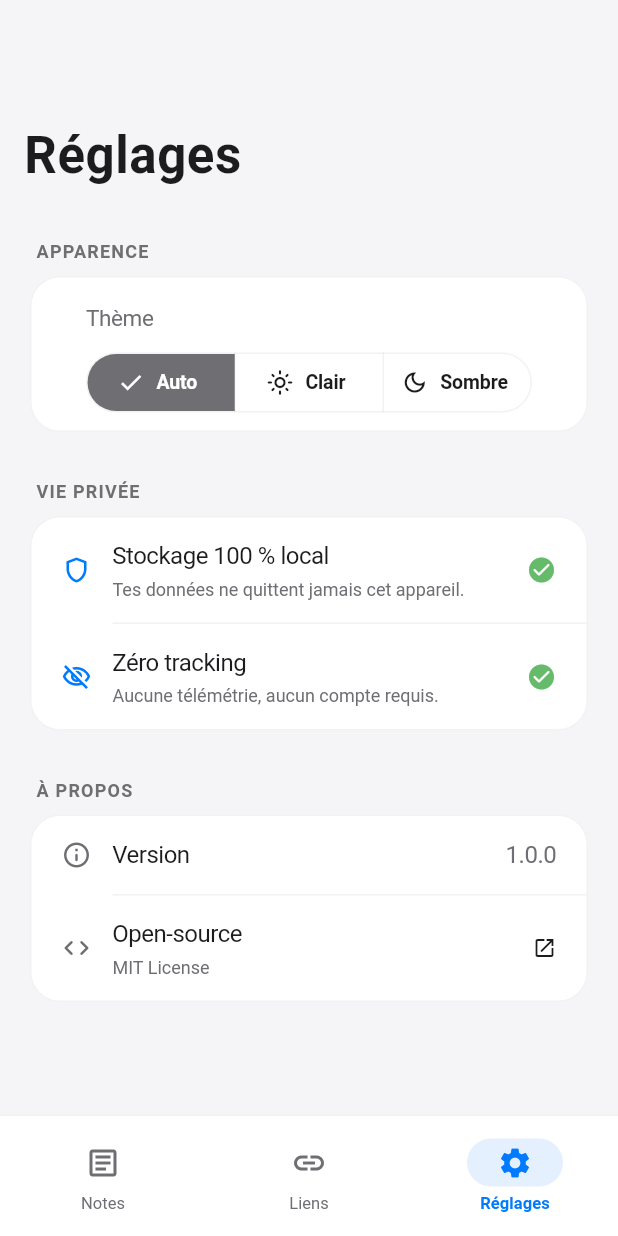
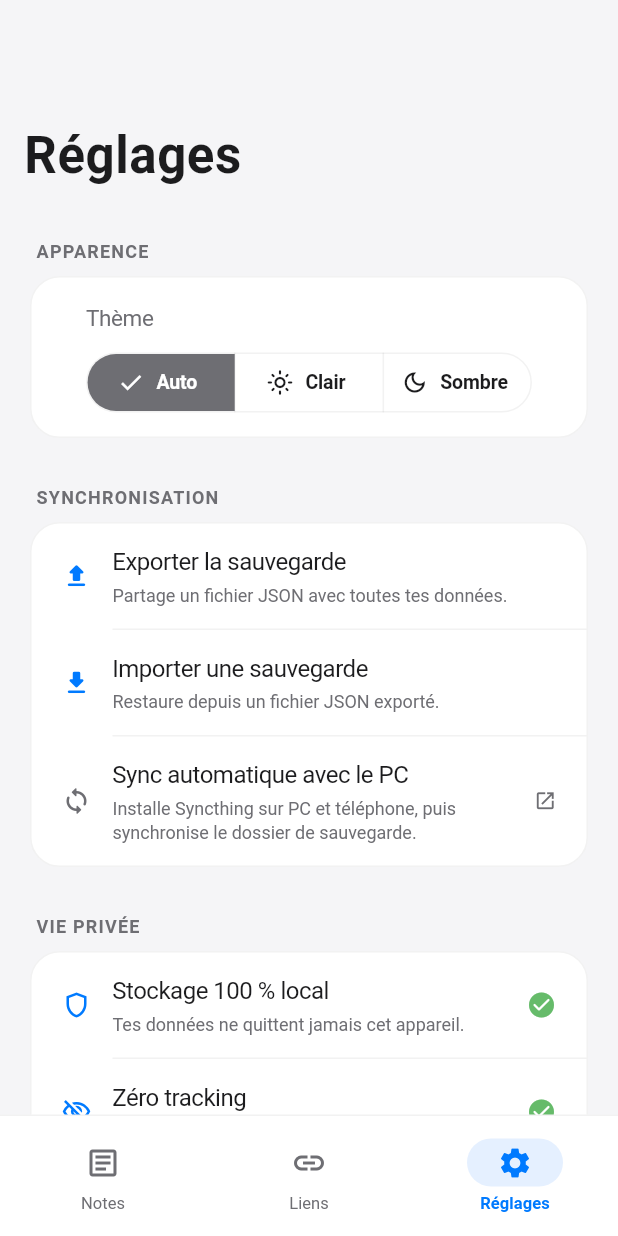
Before and after one commit to fmrv-code/fmrv-code.github.io, a Flutter app: the screen it shows after launch, item 3 of the bottom bar chosen, on a phone screen of 412 x 824 dp. Run offline on Flutter 3.47's test engine with Material 3 defaults, Android fonts, the phone set to English and light mode, and no system bars; our stand-ins replace drift, file_picker, flutter_riverpod, go_router, share_plus, shared_preferences; accounts and stored records are empty; generated files the repository leaves out were written again.

Commit message:
feat(capsule): add markdown toolbar, JSON backup export/import, and PC sync via Syncthing
- New MarkdownToolbar widget: bold, italic, strikethrough, H1/H2/H3, bullet list, checkbox, blockquote, code, link — all with toggle behaviour
- Toolbar sticks above keyboard in the editor (Column layout with resizeToAvoidBottomInset)
- New BackupService: exports all data (notes/capsules/links/tags) as JSON via share sheet; imports with insertOnConflictUpdate merge strategy
- Settings screen: new Synchronisation section with Export and Import tiles; Import shows confirmation dialog before file picker
- pubspec.yaml: added share_plus ^10.0.0 and file_picker ^8.0.0

Co-Authored-By: Claude Sonnet 4.6 <noreply@anthropic.com>
Claude-Session: https://claude.ai/code/session_01KGHUjhZeuUqGoGsDJ5ywxs

```diff
--- a/capsule/lib/features/settings/presentation/screens/settings_screen.dart
+++ b/capsule/lib/features/settings/presentation/screens/settings_screen.dart
@@ -1,7 +1,12 @@
+import 'dart:io';
+
+import 'package:file_picker/file_picker.dart';
 import 'package:flutter/material.dart';
 import 'package:flutter_riverpod/flutter_riverpod.dart';
 
+import '../../../../../core/providers/database_provider.dart';
 import '../../../../../core/providers/theme_provider.dart';
+import '../../../../../core/services/backup_service.dart';
 import '../../../../../core/theme/app_text_styles.dart';
 
 class SettingsScreen extends ConsumerWidget {
@@ -26,59 +31,81 @@ class SettingsScreen extends ConsumerWidget {
             padding: const EdgeInsets.symmetric(horizontal: 20, vertical: 8),
             sliver: SliverList.list(
               children: [
-                // --- Apparence ---
+                // ── Apparence ─────────────────────────────────────────────
                 _SectionLabel('Apparence'),
-                _SettingsCard(
-                  children: [
+                _Card(children: [
                   Padding(
-                      padding: const EdgeInsets.fromLTRB(20, 16, 20, 12),
+                    padding: const EdgeInsets.fromLTRB(20, 16, 20, 16),
                     child: Column(
                       crossAxisAlignment: CrossAxisAlignment.start,
                       children: [
-                          Text(
-                            'Thème',
-                            style: AppTextStyles.subheadline.copyWith(
-                              color: cs.onSurfaceVariant,
-                            ),
-                          ),
+                        Text('Thème',
+                            style: AppTextStyles.subheadline
+                                .copyWith(color: cs.onSurfaceVariant)),
                         const SizedBox(height: 12),
                         SegmentedButton<ThemeMode>(
                           segments: const [
                             ButtonSegment(
                                 value: ThemeMode.system,
                                 icon: Icon(Icons.brightness_auto_outlined),
-                                label: Text('Auto'),
-                              ),
+                                label: Text('Auto')),
                             ButtonSegment(
                                 value: ThemeMode.light,
                                 icon: Icon(Icons.light_mode_outlined),
-                                label: Text('Clair'),
-                              ),
+                                label: Text('Clair')),
                             ButtonSegment(
                                 value: ThemeMode.dark,
                                 icon: Icon(Icons.dark_mode_outlined),
-                                label: Text('Sombre'),
-                              ),
+                                label: Text('Sombre')),
                           ],
                           selected: {themeMode},
-                            onSelectionChanged: (set) =>
-                                ref.read(themeProvider.notifier).setTheme(set.first),
-                            style: ButtonStyle(
-                              tapTargetSize: MaterialTapTargetSize.shrinkWrap,
-                            ),
+                          onSelectionChanged: (s) => ref
+                              .read(themeProvider.notifier)
+                              .setTheme(s.first),
+                          style: const ButtonStyle(
+                              tapTargetSize: MaterialTapTargetSize.shrinkWrap),
                         ),
                       ],
                     ),
                   ),
-                  ],
-                ),
+                ]),
                 const SizedBox(height: 32),
 
-                // --- Vie privée ---
+                // ── Synchronisation ───────────────────────────────────────
+                _SectionLabel('Synchronisation'),
+                _Card(children: [
+                  _Tile(
+                    icon: Icons.upload_rounded,
+                    iconColor: cs.primary,
+                    title: 'Exporter la sauvegarde',
+                    subtitle: 'Partage un fichier JSON avec toutes tes données.',
+                    onTap: () => _export(context, ref),
+                  ),
+                  _Div(),
+                  _Tile(
+                    icon: Icons.download_rounded,
+                    iconColor: cs.primary,
+                    title: 'Importer une sauvegarde',
+                    subtitle: 'Restaure depuis un fichier JSON exporté.',
+                    onTap: () => _import(context, ref),
+                  ),
+                  _Div(),
+                  _Tile(
+                    icon: Icons.sync_rounded,
+                    iconColor: cs.onSurfaceVariant,
+                    title: 'Sync automatique avec le PC',
+                    subtitle:
+                        'Installe Syncthing sur PC et téléphone, puis synchronise le dossier de sauvegarde.',
+                    trailing: Icon(Icons.open_in_new, size: 15,
+                        color: cs.onSurfaceVariant),
+                  ),
+                ]),
+                const SizedBox(height: 32),
+
+                // ── Vie privée ────────────────────────────────────────────
                 _SectionLabel('Vie privée'),
-                _SettingsCard(
-                  children: [
-                    _SettingsTile(
+                _Card(children: [
+                  _Tile(
                     icon: Icons.shield_outlined,
                     iconColor: cs.primary,
                     title: 'Stockage 100 % local',
@@ -86,8 +113,8 @@ class SettingsScreen extends ConsumerWidget {
                     trailing: Icon(Icons.check_circle_rounded,
                         color: Colors.green.shade400, size: 20),
                   ),
-                    _Divider(),
-                    _SettingsTile(
+                  _Div(),
+                  _Tile(
                     icon: Icons.visibility_off_outlined,
                     iconColor: cs.primary,
                     title: 'Zéro tracking',
@@ -95,34 +122,28 @@ class SettingsScreen extends ConsumerWidget {
                     trailing: Icon(Icons.check_circle_rounded,
                         color: Colors.green.shade400, size: 20),
                   ),
-                  ],
-                ),
+                ]),
                 const SizedBox(height: 32),
 
-                // --- À propos ---
+                // ── À propos ──────────────────────────────────────────────
                 _SectionLabel('À propos'),
-                _SettingsCard(
-                  children: [
-                    _SettingsTile(
+                _Card(children: [
+                  _Tile(
                     icon: Icons.info_outline_rounded,
                     title: 'Version',
-                      trailing: Text(
-                        '1.0.0',
-                        style: AppTextStyles.callout.copyWith(
-                          color: cs.onSurfaceVariant,
+                    trailing: Text('1.0.0',
+                        style: AppTextStyles.callout
+                            .copyWith(color: cs.onSurfaceVariant)),
                   ),
-                      ),
-                    ),
-                    _Divider(),
-                    _SettingsTile(
+                  _Div(),
+                  _Tile(
                     icon: Icons.code_rounded,
                     title: 'Open-source',
                     subtitle: 'MIT License',
-                      trailing: const Icon(Icons.open_in_new, size: 16),
-                      onTap: () {},
+                    trailing: Icon(Icons.open_in_new,
+                        size: 15, color: cs.onSurfaceVariant),
                   ),
-                  ],
-                ),
+                ]),
                 const SizedBox(height: 48),
               ],
             ),
@@ -131,17 +152,77 @@ class SettingsScreen extends ConsumerWidget {
       ),
     );
   }
+
+  // ── Actions backup ──────────────────────────────────────────────────────────
+
+  Future<void> _export(BuildContext context, WidgetRef ref) async {
+    try {
+      final service = BackupService(ref.read(databaseProvider));
+      await service.exportAndShare();
+    } catch (e) {
+      if (context.mounted) {
+        ScaffoldMessenger.of(context).showSnackBar(
+          SnackBar(content: Text('Erreur export : $e')),
+        );
+      }
+    }
   }
 
-// ------------------------------------------------------------------ helpers
+  Future<void> _import(BuildContext context, WidgetRef ref) async {
+    final confirmed = await showDialog<bool>(
+      context: context,
+      builder: (ctx) => AlertDialog(
+        title: const Text('Importer une sauvegarde'),
+        content: const Text(
+            'Les données existantes seront fusionnées avec la sauvegarde. Continue ?'),
+        actions: [
+          TextButton(
+              onPressed: () => Navigator.pop(ctx, false),
+              child: const Text('Annuler')),
+          FilledButton(
+              onPressed: () => Navigator.pop(ctx, true),
+              child: const Text('Importer')),
+        ],
+      ),
+    );
+
+    if (confirmed != true || !context.mounted) return;
+
+    try {
+      final result = await FilePicker.platform.pickFiles(
+        type: FileType.custom,
+        allowedExtensions: ['json'],
+      );
+      if (result == null || !context.mounted) return;
+
+      final file = File(result.files.single.path!);
+      final json = await file.readAsString();
+      final service = BackupService(ref.read(databaseProvider));
+      final count = await service.importFromJson(json);
+
+      if (context.mounted) {
+        ScaffoldMessenger.of(context).showSnackBar(
+          SnackBar(content: Text('$count notes importées avec succès.')),
+        );
+      }
+    } catch (e) {
+      if (context.mounted) {
+        ScaffoldMessenger.of(context).showSnackBar(
+          SnackBar(content: Text('Erreur import : $e')),
+        );
+      }
+    }
+  }
+}
+
+// ── Widgets internes ──────────────────────────────────────────────────────────
 
 class _SectionLabel extends StatelessWidget {
   const _SectionLabel(this.label);
   final String label;
 
   @override
-  Widget build(BuildContext context) {
-    return Padding(
+  Widget build(BuildContext context) => Padding(
         padding: const EdgeInsets.only(left: 4, bottom: 8),
         child: Text(
           label.toUpperCase(),
@@ -153,10 +234,9 @@ class _SectionLabel extends StatelessWidget {
         ),
       );
 }
-}
 
-class _SettingsCard extends StatelessWidget {
-  const _SettingsCard({required this.children});
+class _Card extends StatelessWidget {
+  const _Card({required this.children});
   final List<Widget> children;
 
   @override
@@ -169,16 +249,13 @@ class _SettingsCard extends StatelessWidget {
         border: Border.all(color: cs.outline, width: 1),
       ),
       clipBehavior: Clip.hardEdge,
-      child: Column(
-        mainAxisSize: MainAxisSize.min,
-        children: children,
-      ),
+      child: Column(mainAxisSize: MainAxisSize.min, children: children),
     );
   }
 }
 
-class _SettingsTile extends StatelessWidget {
-  const _SettingsTile({
+class _Tile extends StatelessWidget {
+  const _Tile({
     required this.icon,
     required this.title,
     this.iconColor,
@@ -197,7 +274,6 @@ class _SettingsTile extends StatelessWidget {
   @override
   Widget build(BuildContext context) {
     final cs = Theme.of(context).colorScheme;
-
     return InkWell(
       onTap: onTap,
       child: Padding(
@@ -211,25 +287,18 @@ class _SettingsTile extends StatelessWidget {
                 crossAxisAlignment: CrossAxisAlignment.start,
                 children: [
                   Text(title,
-                      style: AppTextStyles.callout.copyWith(
-                        color: cs.onSurface,
-                      )),
+                      style: AppTextStyles.callout
+                          .copyWith(color: cs.onSurface)),
                   if (subtitle != null) ...[
                     const SizedBox(height: 2),
-                    Text(
-                      subtitle!,
-                      style: AppTextStyles.caption.copyWith(
-                        color: cs.onSurfaceVariant,
-                      ),
-                    ),
+                    Text(subtitle!,
+                        style: AppTextStyles.caption
+                            .copyWith(color: cs.onSurfaceVariant)),
                   ],
                 ],
               ),
             ),
-            if (trailing != null) ...[
-              const SizedBox(width: 8),
-              trailing!,
-            ],
+            if (trailing != null) ...[const SizedBox(width: 8), trailing!],
           ],
         ),
       ),
@@ -237,14 +306,11 @@ class _SettingsTile extends StatelessWidget {
   }
 }
 
-class _Divider extends StatelessWidget {
+class _Div extends StatelessWidget {
   @override
-  Widget build(BuildContext context) {
-    return Divider(
+  Widget build(BuildContext context) => Divider(
       height: 1,
       thickness: 1,
       indent: 54,
-      color: Theme.of(context).colorScheme.outline,
-    );
+      color: Theme.of(context).colorScheme.outline);
 }
-}
--- a/capsule/pubspec.yaml
+++ b/capsule/pubspec.yaml
@@ -35,6 +35,8 @@ dependencies:
   # --- Utilities ---
   url_launcher: ^6.3.0
   intl: ^0.19.0
+  share_plus: ^10.0.0
+  file_picker: ^8.0.0
 
 dev_dependencies:
   flutter_test:
```
Also changed, not shown: capsule/lib/core/services/backup_service.dart (added, +157 -0 lines), capsule/lib/features/notes/presentation/screens/note_editor_screen.dart (+22 -28 lines), capsule/lib/features/notes/presentation/widgets/markdown_toolbar.dart (added, +211 -0 lines). Lines whose indentation alone changed are shown as unchanged.
